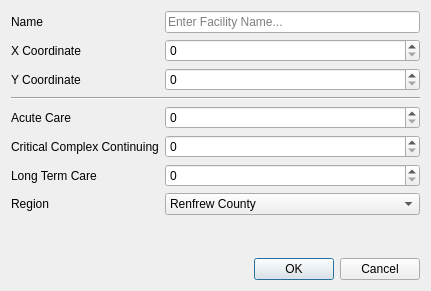
Above: src/addfacilitydialog.ui from murrple-1/BedChaser before the change. Below: the same form after it.
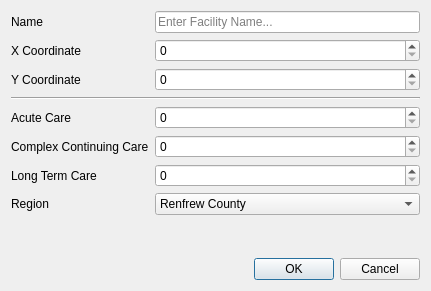
That is the form after the change.

The edit to the form file:
```diff
--- a/src/addfacilitydialog.ui
+++ b/src/addfacilitydialog.ui
@@ -80,7 +80,7 @@
      <item row="5" column="0">
       <widget class="QLabel" name="CCCLabel">
        <property name="text">
-        <string>Critical Complex Continuing</string>
+        <string>Complex Continuing Care</string>
        </property>
       </widget>
      </item>
```
Left out of the diff: 20 changed lines with no effect on the pictures.
